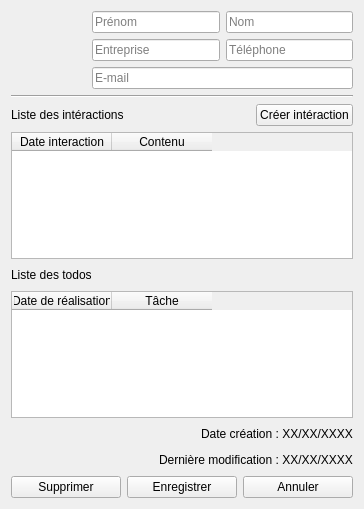
The window that cdaa/ui/contacteditwindow.ui (Zoreph22/contact-manager) describes before a commit, drawn with Qt 5.
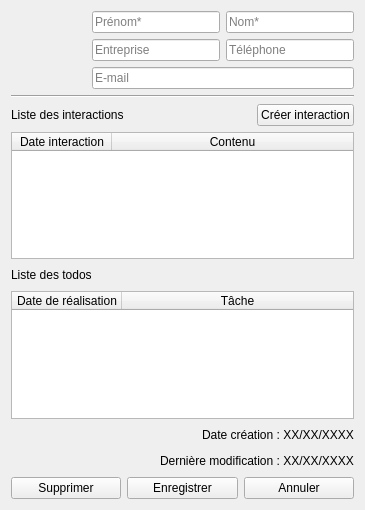
The same window after the commit.

Patch:
```diff
--- a/cdaa/ui/contacteditwindow.ui
+++ b/cdaa/ui/contacteditwindow.ui
@@ -1,10 +1,7 @@
 <?xml version="1.0" encoding="UTF-8"?>
 <ui version="4.0">
  <class>ContactEditWindow</class>
- <widget class="QWidget" name="ContactEditWindow">
-  <property name="windowModality">
-   <enum>Qt::ApplicationModal</enum>
-  </property>
+ <widget class="QDialog" name="ContactEditWindow">
   <property name="enabled">
    <bool>true</bool>
   </property>
@@ -12,8 +9,8 @@
    <rect>
     <x>0</x>
     <y>0</y>
-    <width>364</width>
-    <height>509</height>
+    <width>365</width>
+    <height>510</height>
    </rect>
   </property>
   <property name="windowTitle">
@@ -68,7 +65,7 @@
               <string/>
              </property>
              <property name="placeholderText">
-              <string>Prénom</string>
+              <string>Prénom*</string>
              </property>
             </widget>
            </item>
@@ -78,7 +75,7 @@
               <string/>
              </property>
              <property name="placeholderText">
-              <string>Nom</string>
+              <string>Nom*</string>
              </property>
             </widget>
            </item>
@@ -141,7 +138,7 @@
          <item>
           <widget class="QLabel" name="label">
            <property name="text">
-            <string>Liste des intéractions</string>
+            <string>Liste des interactions</string>
            </property>
           </widget>
          </item>
@@ -161,7 +158,7 @@
          <item>
           <widget class="QPushButton" name="buttonCreateInteraction">
            <property name="text">
-            <string>Créer intéraction</string>
+            <string>Créer interaction</string>
            </property>
           </widget>
          </item>
@@ -184,6 +181,21 @@
          <property name="sortingEnabled">
           <bool>true</bool>
          </property>
+         <property name="wordWrap">
+          <bool>false</bool>
+         </property>
+         <property name="cornerButtonEnabled">
+          <bool>false</bool>
+         </property>
+         <attribute name="horizontalHeaderHighlightSections">
+          <bool>false</bool>
+         </attribute>
+         <attribute name="horizontalHeaderStretchLastSection">
+          <bool>true</bool>
+         </attribute>
+         <attribute name="verticalHeaderVisible">
+          <bool>false</bool>
+         </attribute>
          <column>
           <property name="text">
            <string>Date interaction</string>
@@ -241,6 +253,24 @@
          <property name="sortingEnabled">
           <bool>true</bool>
          </property>
+         <property name="cornerButtonEnabled">
+          <bool>false</bool>
+         </property>
+         <attribute name="horizontalHeaderMinimumSectionSize">
+          <number>35</number>
+         </attribute>
+         <attribute name="horizontalHeaderDefaultSectionSize">
+          <number>110</number>
+         </attribute>
+         <attribute name="horizontalHeaderHighlightSections">
+          <bool>false</bool>
+         </attribute>
+         <attribute name="horizontalHeaderStretchLastSection">
+          <bool>true</bool>
+         </attribute>
+         <attribute name="verticalHeaderVisible">
+          <bool>false</bool>
+         </attribute>
          <column>
           <property name="text">
            <string>Date de réalisation</string>
```
Left out of the diff: 15 changed lines with no effect on the pictures.
